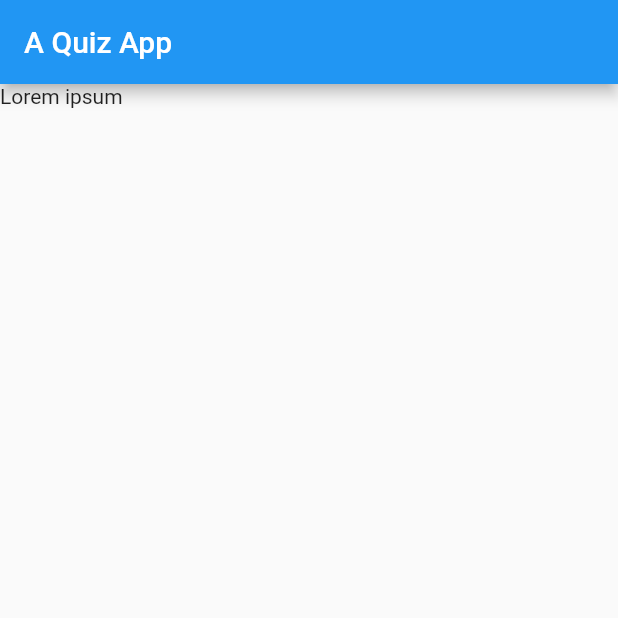
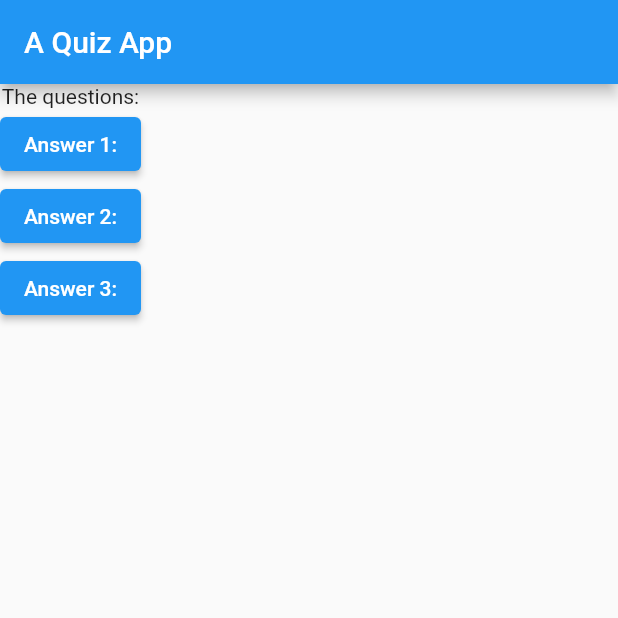
Before and after one commit to nmint8m/learn-flutter, a Flutter app: the screen it shows after launch, on a phone screen of 412 x 824 dp, the top half of it. Run offline on Flutter 3.47's test engine with Material 2 defaults, Android fonts, the phone set to English and light mode, and no system bars.

Commit message:
Connecting functions and buttons

```diff
--- a/a_quiz_app/lib/main.dart
+++ b/a_quiz_app/lib/main.dart
@@ -13,12 +13,37 @@ void main() {
 }
 
 class AQuizApp extends StatelessWidget {
+  var questions = [
+    'Who is Harry Potter?',
+    'What is his BFFs\'s name?',
+  ];
+
+  void answerQuestion() {
+    print('Answer chosen.');
+  }
+
   @override
   Widget build(BuildContext context) {
     return MaterialApp(
       home: Scaffold(
         appBar: AppBar(title: Text('A Quiz App')),
-        body: Text('Lorem ipsum'),
+        body: Column(
+          children: [
+            Text('The questions:'),
+            ElevatedButton(
+              child: Text('Answer 1:'),
+              onPressed: answerQuestion,
+            ),
+            ElevatedButton(
+              child: Text('Answer 2:'),
+              onPressed: answerQuestion,
+            ),
+            ElevatedButton(
+              child: Text('Answer 3:'),
+              onPressed: answerQuestion,
+            ),
+          ],
+        ),
       ),
     );
   }
```
